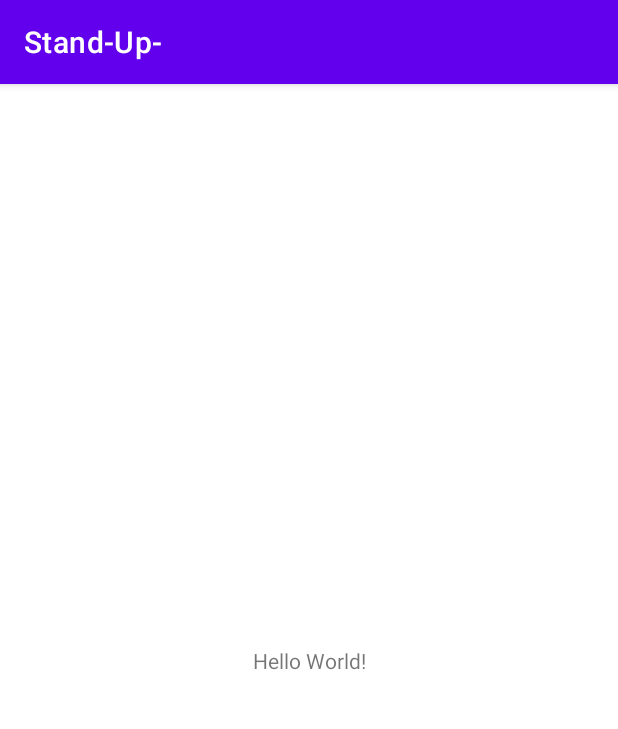
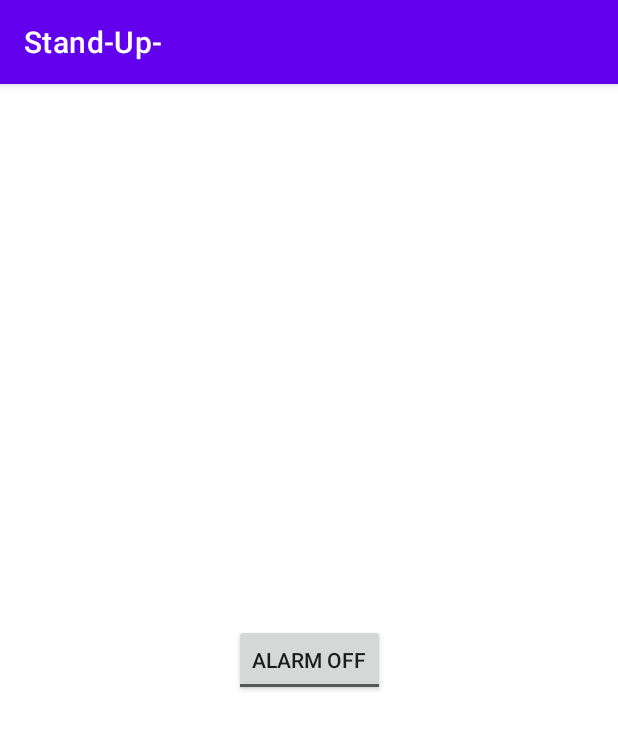
Before and after one commit to Tweeel/Stand-Up-, an Android app: the screen it shows after launch (MainActivity), on a phone screen of 412 x 824 dp. Shown: the top 729 px of the screen. Run offline under Robolectric (Android 15) with nearby library versions, the phone set to English and light mode, and no system bars.

Commit message:
Set up the Stand Up! project and views

```diff
--- a/app/src/main/java/com/example/stand_up_/MainActivity.java
+++ b/app/src/main/java/com/example/stand_up_/MainActivity.java
@@ -3,6 +3,9 @@ package com.example.stand_up_;
 import androidx.appcompat.app.AppCompatActivity;
 
 import android.os.Bundle;
+import android.widget.CompoundButton;
+import android.widget.Toast;
+import android.widget.ToggleButton;
 
 public class MainActivity extends AppCompatActivity {
 
@@ -10,5 +13,28 @@ public class MainActivity extends AppCompatActivity {
     protected void onCreate(Bundle savedInstanceState) {
         super.onCreate(savedInstanceState);
         setContentView(R.layout.activity_main);
+
+//        Find the ToggleButton by id.
+        ToggleButton alarmToggle = findViewById(R.id.alarmToggle);
+        alarmToggle.setOnCheckedChangeListener(
+                new CompoundButton.OnCheckedChangeListener() {
+                    @Override
+                    public void onCheckedChanged(CompoundButton compoundButton,
+                                                 boolean isChecked) {
+                        String toastMessage;
+                        if(isChecked){
+                            //Set the toast message for the "on" case.
+                            toastMessage = "Stand Up Alarm On!";
+                        } else {
+                            //Set the toast message for the "off" case.
+                            toastMessage = "Stand Up Alarm Off!";
+                        }
+
+                        //Show a toast to say the alarm is turned on or off.
+                        Toast.makeText(MainActivity.this, toastMessage,Toast.LENGTH_SHORT)
+                                .show();
+                    }
+                });
+
     }
 }
--- a/app/src/main/res/layout/activity_main.xml
+++ b/app/src/main/res/layout/activity_main.xml
@@ -6,13 +6,15 @@
     android:layout_height="match_parent"
     tools:context=".MainActivity">
 
-    <TextView
+    <ToggleButton
+        android:id="@+id/alarmToggle"
         android:layout_width="wrap_content"
         android:layout_height="wrap_content"
-        android:text="Hello World!"
+        android:textOff="@string/alarm_off"
+        android:textOn="@string/alarm_on"
         app:layout_constraintBottom_toBottomOf="parent"
-        app:layout_constraintLeft_toLeftOf="parent"
-        app:layout_constraintRight_toRightOf="parent"
+        app:layout_constraintEnd_toEndOf="parent"
+        app:layout_constraintStart_toStartOf="parent"
         app:layout_constraintTop_toTopOf="parent" />
 
 </androidx.constraintlayout.widget.ConstraintLayout>
--- a/app/src/main/res/values/strings.xml
+++ b/app/src/main/res/values/strings.xml
@@ -1,3 +1,5 @@
 <resources>
     <string name="app_name">Stand-Up-</string>
+    <string name="alarm_on">Alarm on</string>
+    <string name="alarm_off">Alarm off</string>
 </resources>
```
